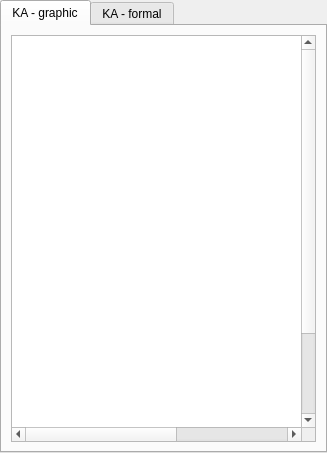
This is RegularConvertor/finite_machine/fa_widget.ui in navrkald/regularConvertor as Qt 5 draws it before an edit. The edited form follows.
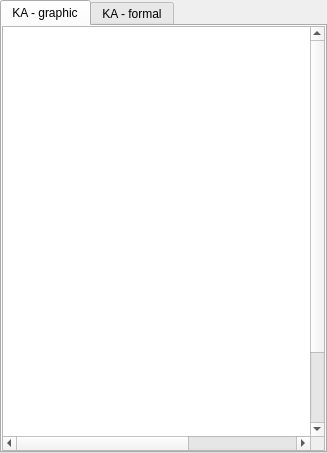
This is the edited form. The open tabs and pages were chosen to show the change.

Diff of the .ui file:
```diff
--- a/RegularConvertor/finite_machine/fa_widget.ui
+++ b/RegularConvertor/finite_machine/fa_widget.ui
@@ -45,6 +45,21 @@
        <string>KA - graphic</string>
       </attribute>
       <layout class="QVBoxLayout" name="verticalLayout">
+       <property name="spacing">
+        <number>0</number>
+       </property>
+       <property name="leftMargin">
+        <number>0</number>
+       </property>
+       <property name="topMargin">
+        <number>0</number>
+       </property>
+       <property name="rightMargin">
+        <number>0</number>
+       </property>
+       <property name="bottomMargin">
+        <number>0</number>
+       </property>
        <item>
         <widget class="QGraphicsView" name="graphicsView">
          <property name="sceneRect">
```
Left out of the diff: 2 changed lines with no effect on the pictures.
